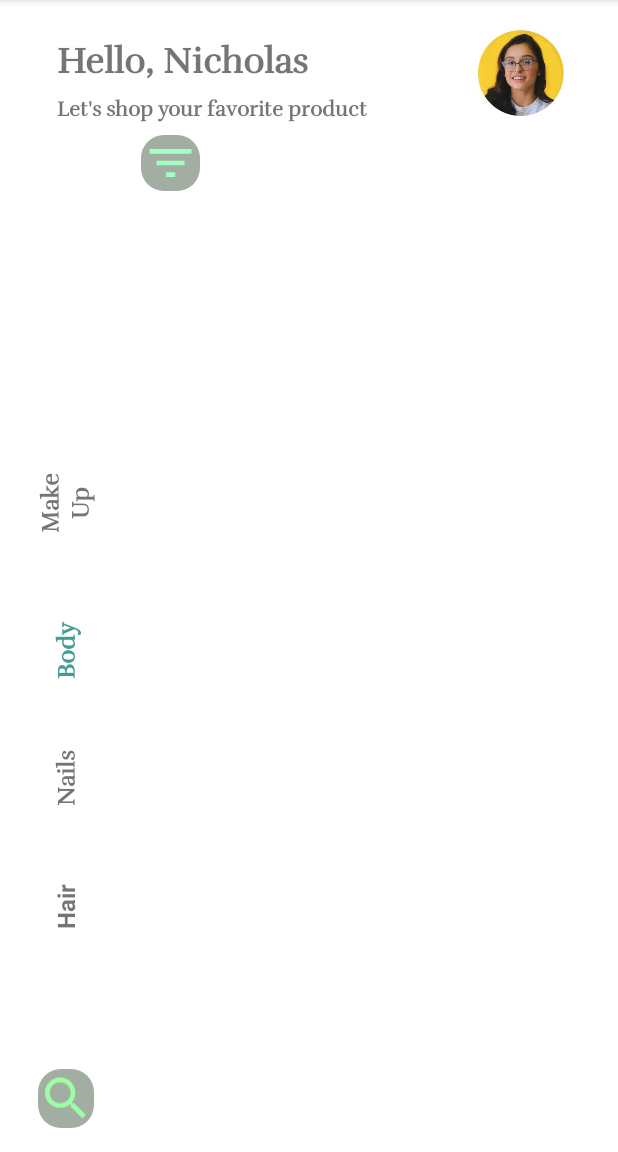
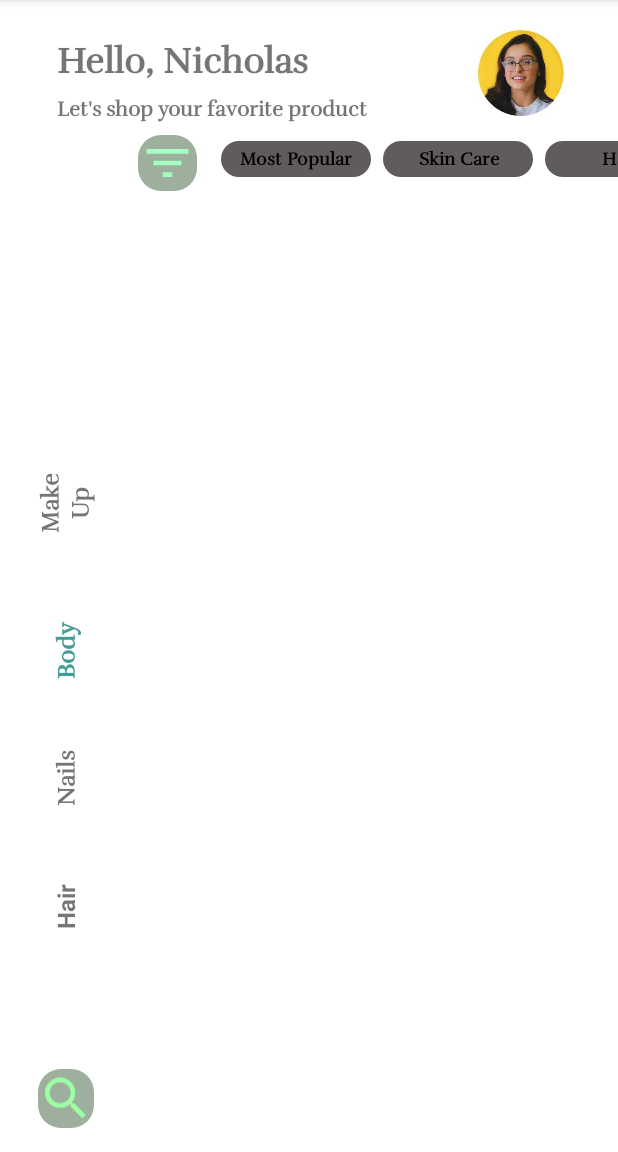
Before and after one commit to Nzovia/BeautyShop, an Android app: the screen it shows after launch (MainActivity), on a phone screen of 412 x 824 dp, the part 84-1236 px from its top. Run offline under Robolectric (Android 15) with nearby library versions, the phone set to English and light mode, and no system bars; Roboto replaces fonts that are not available here.

Commit message:
products category, diplays the category that the shopper deals with. While the product is the individual item

```diff
--- a/app/src/main/java/com/nicholas/beautyshop/MainActivity.java
+++ b/app/src/main/java/com/nicholas/beautyshop/MainActivity.java
@@ -1,14 +1,42 @@
 package com.nicholas.beautyshop;
 
 import androidx.appcompat.app.AppCompatActivity;
+import androidx.recyclerview.widget.LinearLayoutManager;
+import androidx.recyclerview.widget.RecyclerView;
 
 import android.os.Bundle;
 
+import com.nicholas.beautyshop.adapters.ProductCategoryAdapter;
+import com.nicholas.beautyshop.appmodel.ProductCategory;
+
+import java.util.ArrayList;
+import java.util.List;
+
 public class MainActivity extends AppCompatActivity {
+    ProductCategoryAdapter productCategoryAdapter;
+    RecyclerView productRecyclerView;
 
     @Override
     protected void onCreate(Bundle savedInstanceState) {
         super.onCreate(savedInstanceState);
         setContentView(R.layout.activity_main);
+
+        //add some data to our model
+        List<ProductCategory> productCategoryList = new ArrayList<>();
+        productCategoryList.add(new ProductCategory(1,"Most Popular"));
+        productCategoryList.add(new ProductCategory(2,"Skin Care"));
+        productCategoryList.add(new ProductCategory(3,"Hair"));
+        productCategoryList.add(new ProductCategory(4,"Nail"));
+
+        setProductRecyclerView(productCategoryList);
+
+    }
+    //setting up a recyclerView in an horizontal format
+    private void setProductRecyclerView(List<ProductCategory> productCategoryList){
+        productRecyclerView=findViewById(R.id.productRecycler);
+        RecyclerView.LayoutManager layoutManager=new LinearLayoutManager(this,RecyclerView.HORIZONTAL,false);
+        productRecyclerView.setLayoutManager(layoutManager);
+        productCategoryAdapter = new ProductCategoryAdapter(this,productCategoryList);
+        productRecyclerView.setAdapter(productCategoryAdapter);
     }
 }
--- /dev/null
+++ b/app/src/main/java/com/nicholas/beautyshop/adapters/ProductCategoryAdapter.java
@@ -0,0 +1,55 @@
+package com.nicholas.beautyshop.adapters;
+
+import android.content.Context;
+import android.view.LayoutInflater;
+import android.view.View;
+import android.view.ViewGroup;
+import android.widget.TextView;
+
+import androidx.annotation.NonNull;
+import androidx.recyclerview.widget.RecyclerView;
+
+import com.nicholas.beautyshop.R;
+import com.nicholas.beautyshop.appmodel.ProductCategory;
+
+import java.util.List;
+
+public class ProductCategoryAdapter extends RecyclerView.Adapter<ProductCategoryAdapter.ProductViewHolder> {
+    Context context;
+    List<ProductCategory> productCategoryList;
+
+    public ProductCategoryAdapter(Context context, List<ProductCategory> productCategoryList) {
+        this.context = context;
+        this.productCategoryList = productCategoryList;
+    }
+
+    @NonNull
+    @Override
+    public ProductViewHolder onCreateViewHolder(@NonNull ViewGroup parent, int viewType) {
+        //here we will call the recyclerview item list
+        View view=LayoutInflater.from(context).inflate(R.layout.productcategories,parent,false);
+        return new ProductViewHolder(view);
+    }
+
+    @Override
+    public void onBindViewHolder(@NonNull ProductViewHolder holder, int position) {
+        holder.productcategory.setText(productCategoryList.get(position).getProductName());
+
+    }
+
+    @Override
+    public int getItemCount() {
+        return productCategoryList.size();
+    }
+
+    public static final class ProductViewHolder extends  RecyclerView.ViewHolder {
+        TextView productcategory;
+        public ProductViewHolder(@NonNull View itemView) {
+            super(itemView);
+
+            productcategory=itemView.findViewById(R.id.most);
+        }
+    }
+
+
+}
--- /dev/null
+++ b/app/src/main/java/com/nicholas/beautyshop/appmodel/ProductCategory.java
@@ -0,0 +1,27 @@
+package com.nicholas.beautyshop.appmodel;
+
+public class ProductCategory {
+    private int productId;
+    private String productName;
+
+    public ProductCategory(int productId, String productName) {
+        this.productId = productId;
+        this.productName = productName;
+    }
+
+    public int getProductId() {
+        return productId;
+    }
+
+    public void setProductId(int productId) {
+        this.productId = productId;
+    }
+
+    public String getProductName() {
+        return productName;
+    }
+
+    public void setProductName(String productName) {
+        this.productName = productName;
+    }
+}
--- a/app/src/main/res/drawable/roundback.xml
+++ b/app/src/main/res/drawable/roundback.xml
@@ -2,6 +2,6 @@
 <shape
     xmlns:android="http://schemas.android.com/apk/res/android"
     android:shape="rectangle" >
-    <solid android:color="#A3AEA3"/>
+    <solid android:color="#9EAF9E"/>
     <corners android:radius="15dp"/>
 </shape>
--- /dev/null
+++ b/app/src/main/res/drawable/textbackground.xml
@@ -0,0 +1,7 @@
+<?xml version="1.0" encoding="utf-8"?>
+<shape xmlns:android="http://schemas.android.com/apk/res/android">
+    <corners android:radius="40dp"/>
+    <solid android:color="#605C5C"/>
+    <!--<size android:width="100dp"
+        android:height="50dp"/>-->
+</shape>
--- a/app/src/main/res/layout/activity_main.xml
+++ b/app/src/main/res/layout/activity_main.xml
@@ -140,7 +140,7 @@
         android:id="@+id/imageView5"
         android:layout_width="39dp"
         android:layout_height="37dp"
-        android:layout_marginStart="10dp"
+        android:layout_marginStart="8dp"
         android:layout_marginTop="8dp"
         android:background="@drawable/roundback"
         app:layout_constraintStart_toEndOf="@+id/constraintLayout"
@@ -148,12 +148,24 @@
         app:srcCompat="@drawable/ic_filter_list" />
 
     <androidx.recyclerview.widget.RecyclerView
-        android:layout_width="263dp"
-        android:layout_height="34dp"
+        android:id="@+id/productRecycler"
+        android:layout_width="0dp"
+        android:layout_height="0dp"
         android:layout_marginStart="8dp"
-        android:layout_marginTop="10dp"
+        android:layout_marginTop="8dp"
         app:layout_constraintBottom_toBottomOf="@+id/imageView5"
+        app:layout_constraintEnd_toEndOf="parent"
         app:layout_constraintStart_toEndOf="@+id/imageView5"
         app:layout_constraintTop_toBottomOf="@+id/imageView2" />
 
+    <androidx.recyclerview.widget.RecyclerView
+        android:id="@+id/productRecycler"
+        android:layout_width="324dp"
+        android:layout_height="592dp"
+        android:layout_marginTop="8dp"
+        app:layout_constraintBottom_toBottomOf="parent"
+        app:layout_constraintEnd_toEndOf="parent"
+        app:layout_constraintStart_toStartOf="@+id/imageView5"
+        app:layout_constraintTop_toBottomOf="@+id/productRecycler" />
+
 </androidx.constraintlayout.widget.ConstraintLayout>
--- /dev/null
+++ b/app/src/main/res/layout/productcategories.xml
@@ -0,0 +1,27 @@
+<?xml version="1.0" encoding="utf-8"?>
+<androidx.constraintlayout.widget.ConstraintLayout
+    xmlns:android="http://schemas.android.com/apk/res/android"
+    xmlns:app="http://schemas.android.com/apk/res-auto"
+    xmlns:tools="http://schemas.android.com/tools"
+    android:layout_width="wrap_content"
+    android:layout_height="wrap_content">
+
+    <TextView
+        android:id="@+id/most"
+        android:layout_width="100dp"
+        android:layout_height="wrap_content"
+        android:layout_marginStart="8dp"
+        android:layout_marginTop="4dp"
+        android:background="@drawable/textbackground"
+        android:fontFamily="@font/rufina"
+        android:gravity="center"
+        android:text="Most Popular"
+        android:textColor="@color/black"
+        android:padding="4dp"
+        android:textSize="12sp"
+        android:textStyle="bold"
+        app:layout_constraintEnd_toEndOf="parent"
+        app:layout_constraintHorizontal_bias="0.031"
+        app:layout_constraintStart_toStartOf="parent"
+        app:layout_constraintTop_toTopOf="parent" />
+</androidx.constraintlayout.widget.ConstraintLayout>
--- /dev/null
+++ b/app/src/main/res/layout/productslist.xml
@@ -0,0 +1,6 @@
+<?xml version="1.0" encoding="utf-8"?>
+<androidx.constraintlayout.widget.ConstraintLayout
+    xmlns:android="http://schemas.android.com/apk/res/android" android:layout_width="match_parent"
+    android:layout_height="match_parent">
+
+</androidx.constraintlayout.widget.ConstraintLayout>
```
Also changed, not shown: app/src/main/java/com/nicholas/beautyshop/adapters/ProductAdapter.java (added, +46 -0 lines), app/src/main/java/com/nicholas/beautyshop/appmodel/ProductsModel.java (added, +60 -0 lines).
